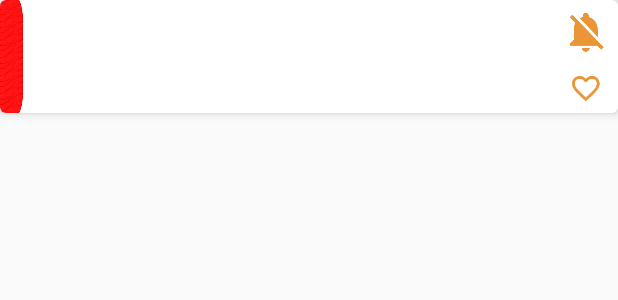
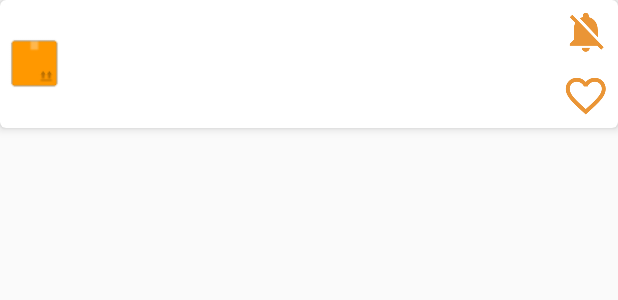
Before and after one commit to Ngouabira/bloc-note, an Android app: the layout item_note.xml on its own in the app's theme, with its tools: preview values and no code run, on a phone screen of 412 x 824 dp. Shown: the top 300 px of the screen. Run offline under Robolectric (Android 15) with nearby library versions, the phone set to English and light mode, and no system bars; plain views replace MaterialRippleLayout.

Commit message:
fix: bug note

```diff
--- a/app/src/main/java/cg/rcksoft/views/adapters/NotesAdapter.java
+++ b/app/src/main/java/cg/rcksoft/views/adapters/NotesAdapter.java
@@ -47,7 +47,7 @@ public class NotesAdapter extends RecyclerView.Adapter<NotesAdapter.NotesViewHol
 
     @Override
     public void onBindViewHolder(NotesViewHolder h, int p) {
-        value++;
+        //value++;
         final Note note = data.get(p);
 
         h.title.setText(note.getTitle().trim().isEmpty() ? "<Pas de titre>" : note.getTitle());
@@ -75,9 +75,9 @@ public class NotesAdapter extends RecyclerView.Adapter<NotesAdapter.NotesViewHol
             h.rootView.setCardBackgroundColor(myContext.getResources().getColor(R.color.material_grey_200));
         }
 
-        if (value >= color.length) {
+        /*if (value >= color.length) {
             value = 0;
-        }
+        }*/
 
         //Attach random bar to card
         h.img.setImageResource(color[value]);
--- a/app/src/main/res/layout/item_note.xml
+++ b/app/src/main/res/layout/item_note.xml
@@ -4,7 +4,7 @@
     xmlns:tools="http://schemas.android.com/tools"
     android:id="@+id/cardview_note"
     android:layout_width="match_parent"
-    android:layout_height="75dp"
+    android:layout_height="wrap_content"
     android:layout_marginBottom="8dp"
     app:cardCornerRadius="4dp"
     app:cardElevation="4dp">
@@ -12,27 +12,29 @@
 <com.balysv.materialripple.MaterialRippleLayout
     android:id="@+id/material_ly"
     android:layout_width="match_parent"
-    android:layout_height="75dp"
+    android:layout_height="wrap_content"
     app:mrl_rippleAlpha="0.1"
     app:mrl_rippleOverlay="false">
 
     <RelativeLayout
         android:id="@+id/card_ly"
         android:layout_width="match_parent"
-        android:layout_height="75dp">
+        android:layout_height="wrap_content">
 
         <ImageView
             android:id="@+id/card_img"
-            android:layout_width="15dp"
-            android:layout_height="75dp"
+            android:layout_width="40dp"
+            android:layout_height="40dp"
+            android:layout_centerVertical="true"
+            android:layout_marginLeft="3dp"
             android:scaleType="fitXY"
-            android:src="@drawable/bar_red"
+            android:src="@mipmap/box"
             tools:ignore="ContentDescription" />
 
         <RelativeLayout
             android:id="@+id/card_ly_text"
             android:layout_width="wrap_content"
-            android:layout_height="75dp"
+            android:layout_height="wrap_content"
             android:layout_alignBaseline="@id/card_img"
             android:layout_toRightOf="@id/card_img"
             android:orientation="vertical"
```
